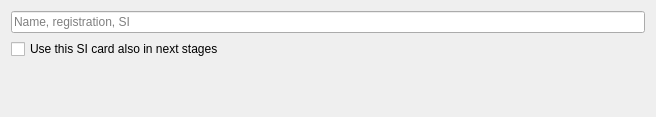
Above: quickevent/app/quickevent/plugins/Runs/src/findrunnerwidget.ui from Quick-Event/quickbox before the change. Below: the same form after it.
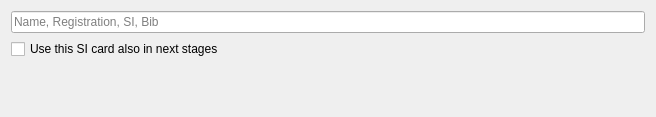
That is the form after the change. Custom widgets are drawn as their Qt base class.

The edit to the form file:
```diff
--- a/quickevent/app/quickevent/plugins/Runs/src/findrunnerwidget.ui
+++ b/quickevent/app/quickevent/plugins/Runs/src/findrunnerwidget.ui
@@ -17,7 +17,7 @@
    <item>
     <widget class="FindRunnerEdit" name="edFindRunner">
      <property name="placeholderText">
-      <string>Name, registration, SI</string>
+      <string>Name, Registration, SI, Bib</string>
      </property>
      <property name="clearButtonEnabled">
       <bool>true</bool>
```
